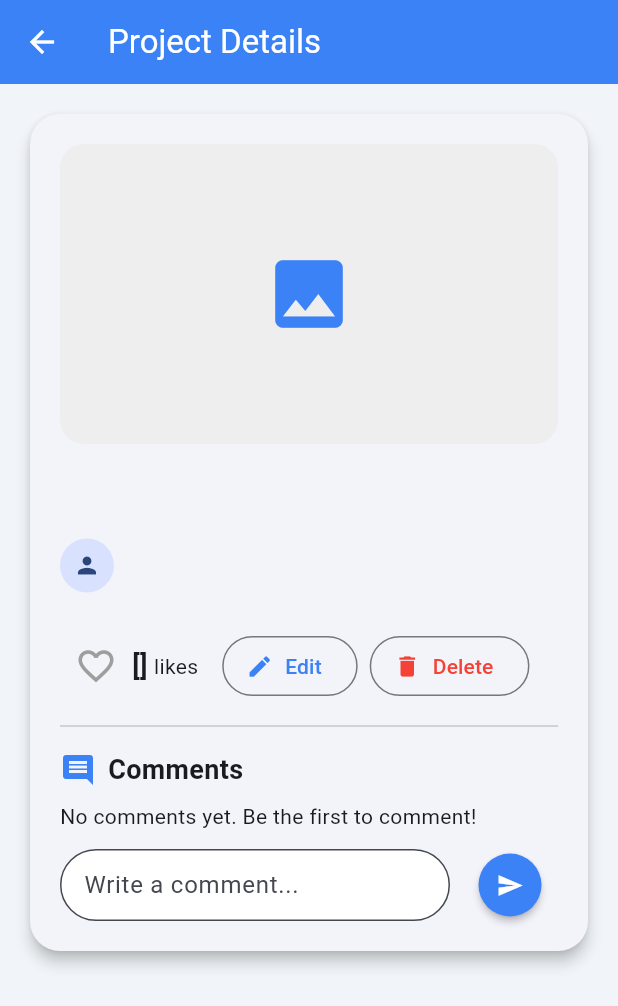
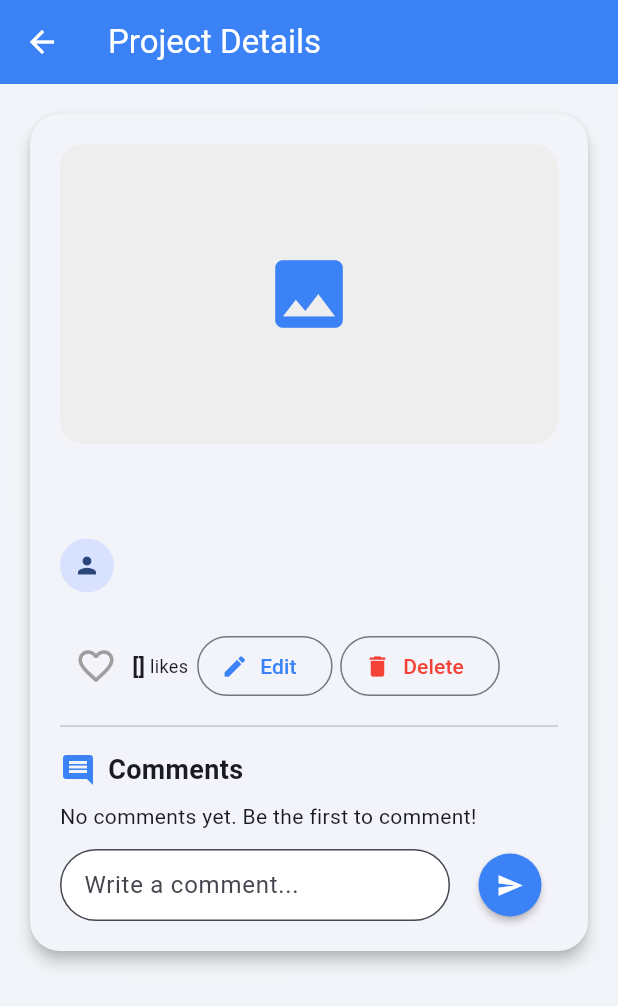
Before and after one commit to Husam-Abdulraheem/Project_Hub, a Flutter app: the ProjectDetailsScreen screen opened directly with empty values, on a phone screen of 412 x 824 dp. Shown: the top 1006 px of the screen. Run offline on Flutter 3.47's test engine with Material 3 defaults, Android fonts, the phone set to English and light mode, and no system bars; our stand-ins replace cloud_firestore, firebase_auth, firebase_core; accounts and stored records are empty.

Commit message:
fix 2 edit project page

```diff
--- a/lib/screens/project_details_screen.dart
+++ b/lib/screens/project_details_screen.dart
@@ -233,11 +233,11 @@ class _ProjectDetailsScreenState extends State<ProjectDetailsScreen> {
                           ),
                           Text(
                             '${project['likes'] ?? 0}',
-                            style: const TextStyle(fontWeight: FontWeight.bold, fontSize: 18),
+                            style: const TextStyle(fontWeight: FontWeight.bold, fontSize: 15),
                           ),
-                          const SizedBox(width: 4),
-                          const Text('likes'),
-                          const SizedBox(width: 16),
+                          const SizedBox(width: 3),
+                          const Text('likes', style: TextStyle(fontSize: 12)),
+                          const SizedBox(width: 6),
                           if (user != null && user.uid == project['ownerId'])
                             Row(
                               children: [
@@ -255,7 +255,7 @@ class _ProjectDetailsScreenState extends State<ProjectDetailsScreen> {
                                     );
                                   },
                                 ),
-                                const SizedBox(width: 8),
+                                const SizedBox(width: 5),
                                 OutlinedButton.icon(
                                   icon: const Icon(Icons.delete, size: 18),
                                   label: const Text('Delete'),
```
